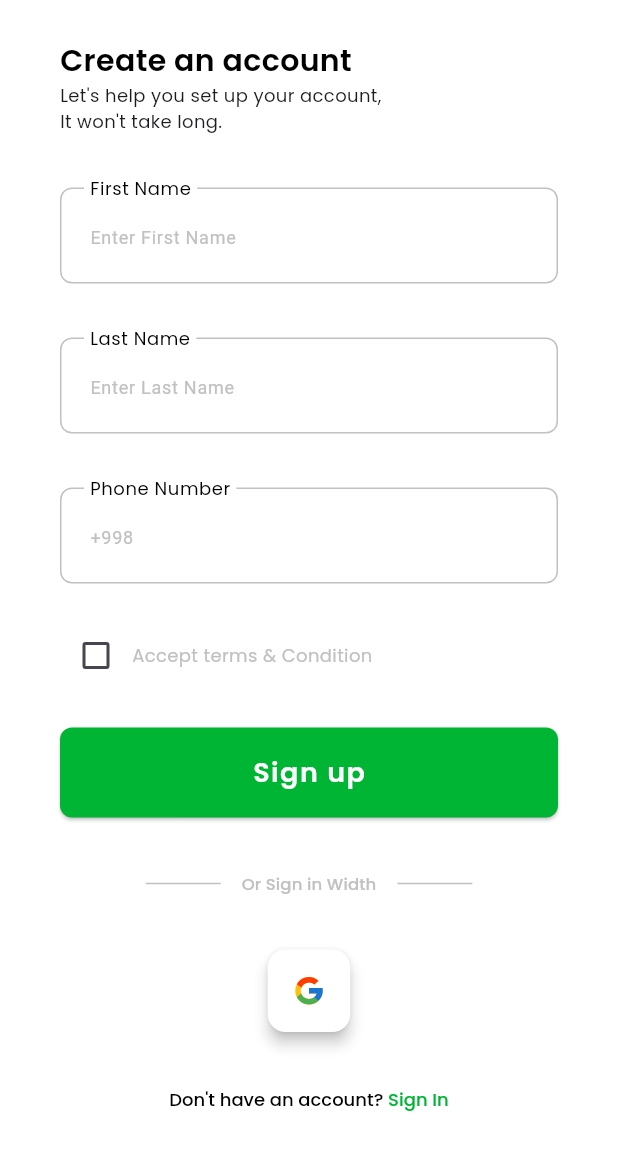
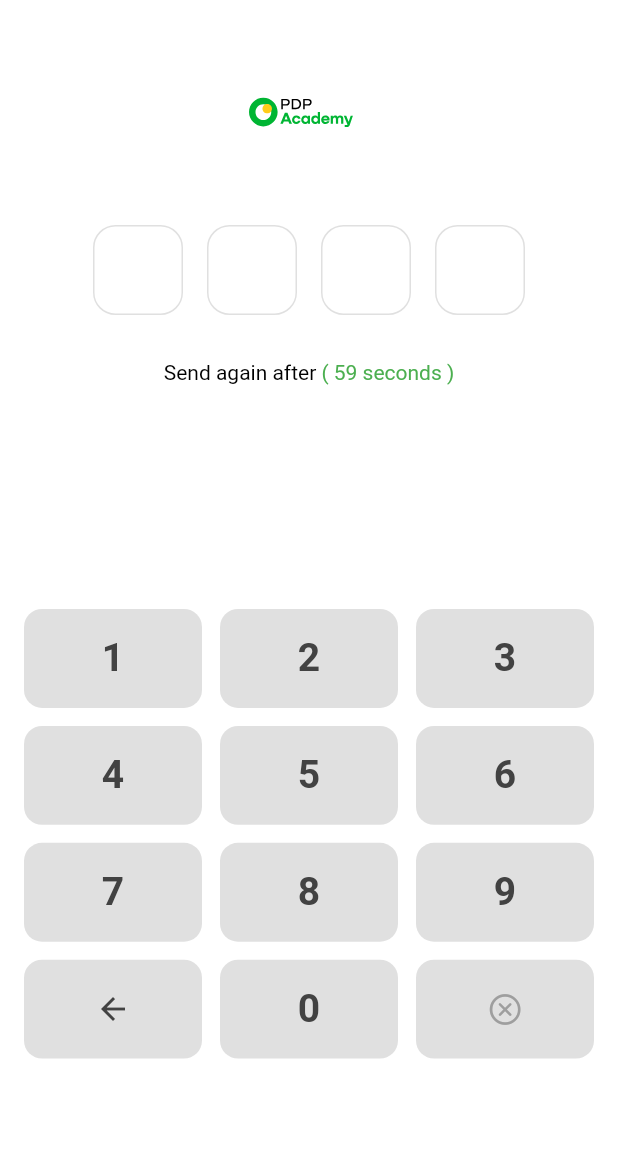
Before and after one commit to OtabekNuriddinov/pdp_quiz, a Flutter app: the SignUp screen opened by its route, after a tap on "Sign up", on a phone screen of 412 x 824 dp. Shown: the top 1150 px of the screen. Run offline on Flutter 3.47's test engine with Material 3 defaults, Android fonts, the light colour scheme and no system bars; our stand-ins replace flutter_svg, google_fonts.

Commit message:
[Bekzod] Sign up qoshildi

```diff
--- /dev/null
+++ b/lib/screen/sign_in_sms/sign_in_sms.dart
@@ -0,0 +1,199 @@
+import 'package:flutter/cupertino.dart';
+import 'package:flutter/material.dart';
+import 'package:flutter_svg/svg.dart';
+
+class PDPKeypadScreen extends StatefulWidget {
+  const PDPKeypadScreen({Key? key}) : super(key: key);
+
+  @override
+  State<PDPKeypadScreen> createState() => _PDPKeypadScreenState();
+}
+
+class _PDPKeypadScreenState extends State<PDPKeypadScreen> {
+  int secondsRemaining = 59;
+  String code = '';
+
+  void onKeyPress(BuildContext context, String value) {
+    if (value == "delete") {
+      setState(() {
+        if (code.isNotEmpty) {
+          code = code.substring(0, code.length - 1);
+        }
+      });
+    } else if (value == "next") {
+      ///Navigator push for Home menu
+      // Navigator.push(
+      //     context,
+      // );
+    } else if (code.length < 4) {
+      setState(() {
+        code += value;
+      });
+    }
+  }
+
+  @override
+  Widget build(BuildContext context) {
+    return Scaffold(
+      backgroundColor: Colors.white,
+      body: SafeArea(
+        child: CustomScrollView(
+          slivers: [
+            // App Logo
+            SliverToBoxAdapter(
+              child: Container(
+                padding: const EdgeInsets.symmetric(vertical: 40),
+                child: Center(
+                  child: Row(
+                    mainAxisAlignment: MainAxisAlignment.center,
+                    children: [
+                      // PDP Logo
+                      SvgPicture.asset(
+                        'assets/icons/pdp_logo.svg',
+                        width: 70,
+                        height: 70,
+                      ),
+                      const SizedBox(width: 10),
+                      // PDP Academy Text
+
+                    ],
+                  ),
+                ),
+              ),
+            ),
+
+            // Code input fields
+            SliverToBoxAdapter(
+              child: Row(
+                mainAxisAlignment: MainAxisAlignment.center,
+                children: List.generate(
+                  4,
+                      (index) => Container(
+                    margin: const EdgeInsets.symmetric(horizontal: 8),
+                    width: 60,
+                    height: 60,
+                    decoration: BoxDecoration(
+                      borderRadius: BorderRadius.circular(15),
+                      border: Border.all(color: Colors.grey.shade300),
+                    ),
+                    child: Center(
+                      child: Text(
+                        index < code.length ? code[index] : "",
+                        style: const TextStyle(
+                          fontSize: 24,
+                          fontWeight: FontWeight.bold,
+                        ),
+                      ),
+                    ),
+                  ),
+                ),
+              ),
+            ),
+
+            // Timer text
+            SliverToBoxAdapter(
+              child: Container(
+                margin: const EdgeInsets.symmetric(vertical: 30),
+                child: Center(
+                  child: RichText(
+                    text: TextSpan(
+                      children: [
+                        const TextSpan(
+                          text: "Send again after ",
+                          style: TextStyle(color: Colors.black),
+                        ),
+                        TextSpan(
+                          text: "( $secondsRemaining seconds )",
+                          style: const TextStyle(color: Color(0xFF4CAF50)),
+                        ),
+                      ],
+                    ),
+                  ),
+                ),
+              ),
+            ),
+
+            // Empty space
+            const SliverToBoxAdapter(
+              child: SizedBox(height: 120),
+            ),
+
+            // Numeric keypad using buttons
+            SliverPadding(
+              padding: const EdgeInsets.symmetric(horizontal: 16),
+              sliver: SliverGrid(
+                gridDelegate: const SliverGridDelegateWithFixedCrossAxisCount(
+                  crossAxisCount: 3,
+                  childAspectRatio: 1.8,
+                  crossAxisSpacing: 12,
+                  mainAxisSpacing: 12,
+                ),
+                delegate: SliverChildBuilderDelegate(
+                      (context, index) {
+                    late String keyValue;
+                    late Widget keyChild;
+
+                    if (index < 9) {
+                      keyValue = "${index + 1}";
+                      keyChild = Text(
+                        keyValue,
+                        style: const TextStyle(
+                          fontSize: 26,
+                          fontWeight: FontWeight.bold,
+                          color: Color(0xFF424242),
+                        ),
+                      );
+                    } else if (index == 9) {
+                      keyValue = "delete";
+                      keyChild = const Icon(
+                        Icons.arrow_back,
+                        size: 24,
+                        color: Color(0xFF424242),
+                      );
+                    } else if (index == 10) {
+                      keyValue = "0";
+                      keyChild = const Text(
+                        "0",
+                        style: TextStyle(
+                          fontSize: 26,
+                          fontWeight: FontWeight.bold,
+                          color: Color(0xFF424242),
+                        ),
+                      );
+                    } else {
+                      keyValue = "next";
+                      keyChild = Icon(
+                        CupertinoIcons.clear_circled,
+                        size: 24.0,
+                        color: Colors.grey,
+                      );
+                    }
+
+                    return ElevatedButton(
+                      onPressed: () => onKeyPress(context, keyValue),
+                      style: ElevatedButton.styleFrom(
+                        elevation: 0,
+                        backgroundColor: const Color(0xFFE0E0E0),
+                        foregroundColor: Colors.black,
+                        shape: RoundedRectangleBorder(
+                          borderRadius: BorderRadius.circular(12),
+                        ),
+                      ),
+                      child: keyChild,
+                    );
+                  },
+                  childCount: 12,
+                ),
+              ),
+            ),
+
+            // Bottom padding
+            const SliverToBoxAdapter(
+              child: SizedBox(height: 20),
+            ),
+          ],
+        ),
+      ),
+    );
+  }
+}
--- a/lib/screen/sign_up/sign_up.dart
+++ b/lib/screen/sign_up/sign_up.dart
@@ -7,6 +7,7 @@ import 'package:pdp_quiz/core/theme/text_styles.dart';
 import 'package:pdp_quiz/core/widgets/main_elevated_button.dart';
 import 'package:pdp_quiz/core/widgets/main_textfield.dart';
 import 'package:pdp_quiz/core/widgets/or_sign_in_with.dart';
+import 'package:pdp_quiz/screen/sign_in_sms/sign_in_sms.dart';
 
 import '../../core/theme/icons.dart';
 
@@ -156,6 +157,7 @@ class _SignUpState extends State<SignUp> with TickerProviderStateMixin{
                       child: MainElevatedButton(
                         text: AppStrings.signUp,
                         onTapped: (){
+                               Navigator.push(context, MaterialPageRoute(builder: (e)=> PDPKeypadScreen()));
                         },
                       ),
                     ),
```
Also changed, not shown: 10 other files.
